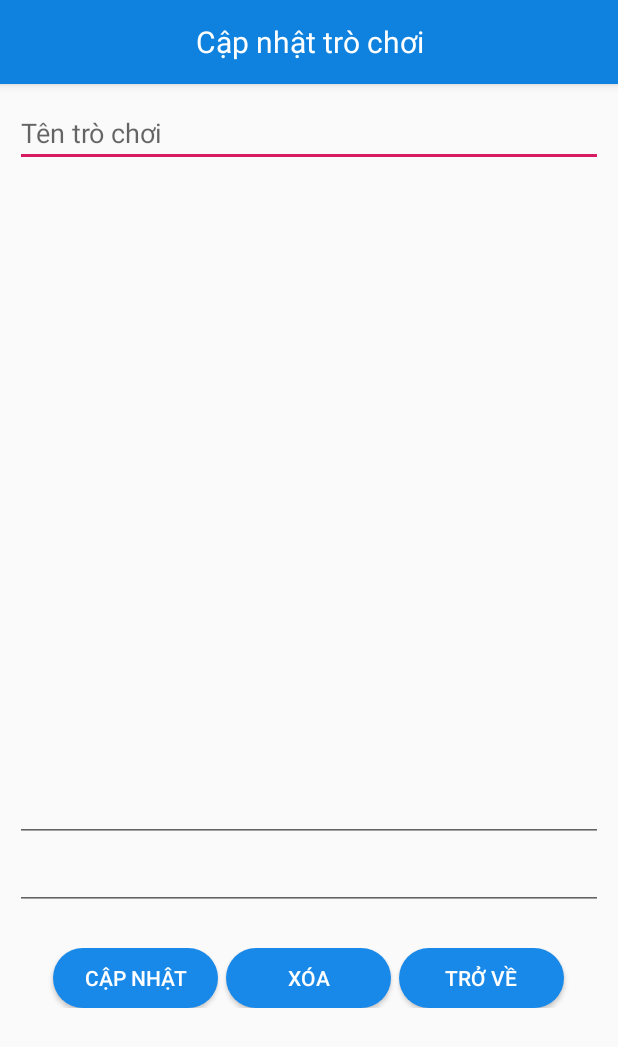
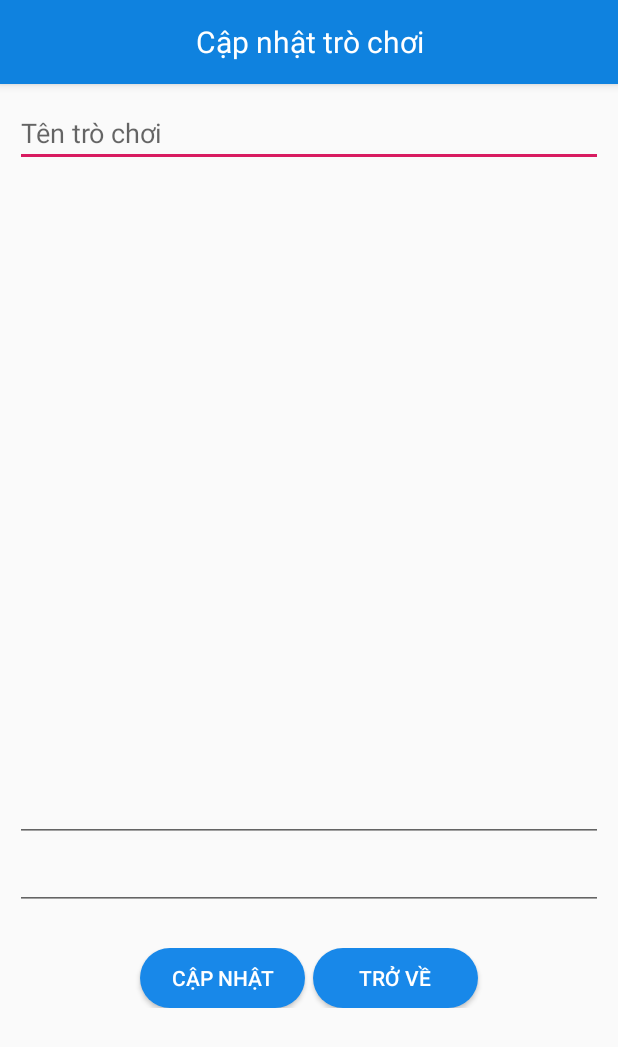
Before and after one commit to chonhuong/GDPTQuangTri, an Android app: the Details_Trochoi screen opened directly, with no data from a screen before it, on a phone screen of 412 x 824 dp. Shown: the top 1047 px of the screen. Run offline under Robolectric (Android 15) with nearby library versions, the phone set to English and light mode, and no system bars.

Commit message:
AD10....

```diff
--- a/app/src/main/AndroidManifest.xml
+++ b/app/src/main/AndroidManifest.xml
@@ -56,6 +56,7 @@
                 <action android:name="com.google.firebase.MESSAGING_EVENT" />
             </intent-filter>
         </service>
+
         <provider
             android:name="com.facebook.FacebookContentProvider"
             android:authorities="com.facebook.app.FacebookContentProvider1898880246924827"
--- a/app/src/main/java/com/example/gdptquangtri/AddTroChoi.java
+++ b/app/src/main/java/com/example/gdptquangtri/AddTroChoi.java
@@ -77,6 +77,7 @@ public class AddTroChoi extends AppCompatActivity {
         btnBack.setOnClickListener(new View.OnClickListener() {
             @Override
             public void onClick(View v) {
+
                 finish();
                 return;
             }
--- a/app/src/main/java/com/example/gdptquangtri/Details_Trochoi.java
+++ b/app/src/main/java/com/example/gdptquangtri/Details_Trochoi.java
@@ -17,7 +17,7 @@ import java.util.List;
 
 public class Details_Trochoi extends AppCompatActivity {
     EditText ten, noidung, nguoiviet;
-    Button btnCapnhat, btnXoa, btnTrove;
+    Button btnCapnhat, btnTrove;
     TextView textview;
     RelativeLayout.LayoutParams layoutparams;
     private ActionBar actionbar;
@@ -31,7 +31,7 @@ public class Details_Trochoi extends AppCompatActivity {
 
 
         btnCapnhat = findViewById(R.id.btn_capnhatTrochoi);
-        btnXoa = findViewById(R.id.btn_xoaTrochoi);
+
         btnTrove = findViewById(R.id.btn_trove);
 
 
@@ -80,35 +80,6 @@ public class Details_Trochoi extends AppCompatActivity {
             }
         });
 
-        btnXoa.setOnClickListener(new View.OnClickListener() {
-            @Override
-            public void onClick(View v) {
-                new FisebaseDatabase().DeleteTroChoi(key1, new FisebaseDatabase.DataStatus() {
-                    @Override
-                    public void DataIsLoaded(List<TroChoi> troChois, List<String> key) {
-
-                    }
-
-                    @Override
-                    public void DataIsInserted() {
-
-                    }
-
-                    @Override
-                    public void DataIsUpdate() {
-
-                    }
-
-                    @Override
-                    public void DataIsDelete() {
-                        Toast.makeText(Details_Trochoi.this, "Xóa thành công", Toast.LENGTH_LONG).show();
-                        finish();
-                        return;
-                    }
-                });
-            }
-        });
-
 
         btnTrove.setOnClickListener(new View.OnClickListener() {
             @Override
--- a/app/src/main/java/com/example/gdptquangtri/HomeGDPT.java
+++ b/app/src/main/java/com/example/gdptquangtri/HomeGDPT.java
@@ -22,9 +22,13 @@ public class HomeGDPT extends Application {
 
         wifiInstance = this;
         if (firebaseUser != null) {
+
             startActivity(new Intent(HomeGDPT.this, BottomNavActivity.class));
+
+
         }
 
     }
 
+
 }
--- a/app/src/main/java/com/example/gdptquangtri/MainActivity.java
+++ b/app/src/main/java/com/example/gdptquangtri/MainActivity.java
@@ -1,4 +1,5 @@
 package com.example.gdptquangtri;
+
 
 import android.content.Intent;
 import android.os.Bundle;
@@ -30,6 +31,8 @@ public class MainActivity extends AppCompatActivity {
     protected void onCreate(Bundle savedInstanceState) {
         super.onCreate(savedInstanceState);
         setContentView(R.layout.activity_main);
+
+
         actionBar = getSupportActionBar();
         actionBar.hide();
         btnSudung = findViewById(R.id.btn_Sudungngay);
@@ -51,6 +54,7 @@ public class MainActivity extends AppCompatActivity {
                 Intent intent = new Intent(MainActivity.this, DangKyThanhVien.class);
                 startActivity(intent);
 
+
             }
         });
 
@@ -61,7 +65,9 @@ public class MainActivity extends AppCompatActivity {
                 finish();
             }
         });
+//
     }
+
 
     private void DangNhap() {
 
--- a/app/src/main/res/layout/activity_main.xml
+++ b/app/src/main/res/layout/activity_main.xml
@@ -4,7 +4,7 @@
     android:id="@+id/container"
     android:layout_width="match_parent"
     android:layout_height="match_parent"
-    android:background="@color/colorPrimary"
+    android:background="#009688"
     android:orientation="vertical"
 
     tools:context=".MainActivity">
--- a/app/src/main/res/layout/details_trochoi.xml
+++ b/app/src/main/res/layout/details_trochoi.xml
@@ -47,14 +47,6 @@
                 android:textColor="#ffff"
                 android:text="Cập nhật" />
 
-            <Button
-                android:layout_width="110dp"
-                android:layout_height="40dp"
-                android:layout_marginLeft="5dp"
-                android:id="@+id/btn_xoaTrochoi"
-                android:background="@drawable/custom_button"
-                android:textColor="#ffff"
-                android:text="Xóa" />
 
             <Button
                 android:layout_width="110dp"
--- a/app/src/main/res/menu/update_trochoi.xml
+++ b/app/src/main/res/menu/update_trochoi.xml
@@ -4,4 +4,8 @@
         android:id="@+id/Menu_updateTrochoi"
 
         android:title="Cập nhật trò chơi" />
+    <item
+        android:id="@+id/Menu_DeleteTrochoi"
+
+        android:title="Xóa trò chơi" />
 </menu>
```
Also changed, not shown: app/src/main/java/com/example/gdptquangtri/BottomNavActivity.java (+25 -9 lines), app/src/main/java/com/example/gdptquangtri/FragmentNewsGDPT.java (+4 -5 lines), app/src/main/java/com/example/gdptquangtri/FragmentNewsPS.java (+4 -6 lines), app/src/main/java/com/example/gdptquangtri/ViewTroChoi.java (+29 -0 lines), app/src/main/res/menu/bottom_nav_menu.xml (+4 -4 lines).
